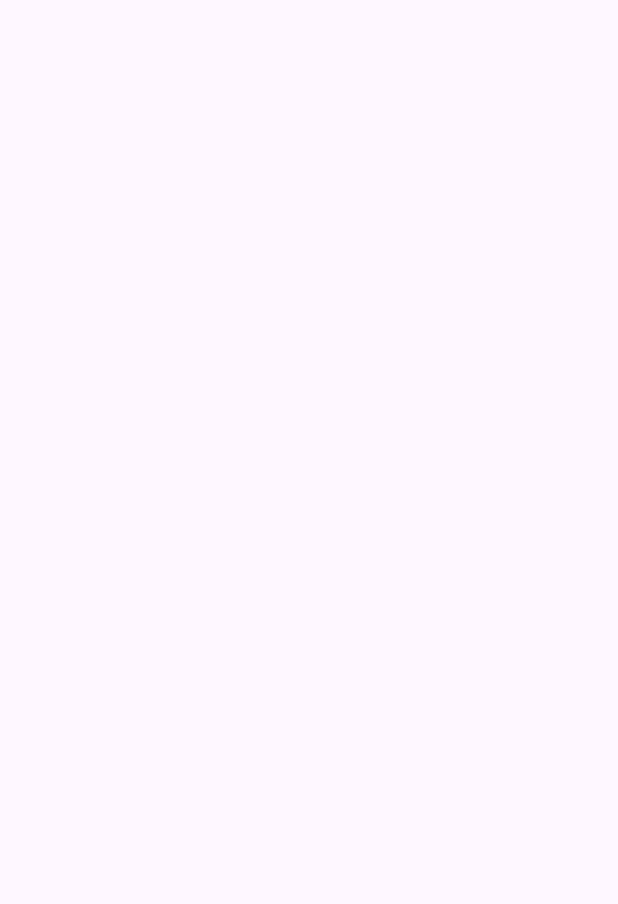
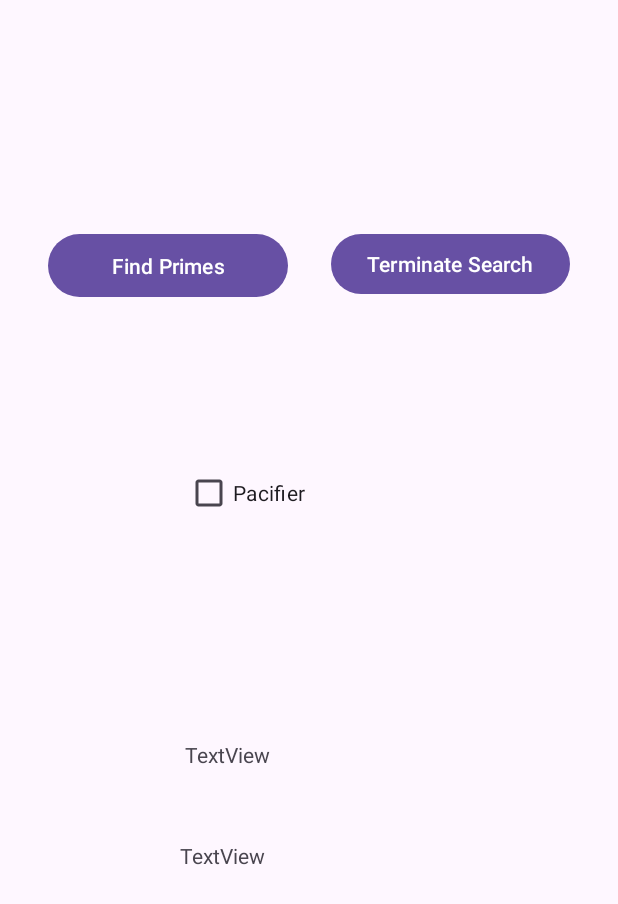
Before and after one commit to Jjjing2023/AndroidDevProject, an Android app: the PrimeDirective screen opened directly, with no data from a screen before it, on a phone screen of 412 x 824 dp. Before the commit the part shown is empty. Shown: the top 904 px of the screen. Run offline under Robolectric (Android 15) with nearby library versions, the phone set to English and light mode, and no system bars.

Commit message:
completed search and terminate buttons

```diff
--- a/app/src/main/java/edu/northeastern/numad25sum_tianjingliu/PrimeDirective.java
+++ b/app/src/main/java/edu/northeastern/numad25sum_tianjingliu/PrimeDirective.java
@@ -1,6 +1,8 @@
 package edu.northeastern.numad25sum_tianjingliu;
 
 import android.os.Bundle;
+import android.view.View;
+import android.widget.TextView;
 
 import androidx.activity.EdgeToEdge;
 import androidx.appcompat.app.AppCompatActivity;
@@ -9,16 +11,56 @@ import androidx.core.view.ViewCompat;
 import androidx.core.view.WindowInsetsCompat;
 
 public class PrimeDirective extends AppCompatActivity {
+    private TextView currentText;
+    private TextView latestText;
+    private volatile boolean isSearching = false;
+    private Thread workerThread;
 
     @Override
     protected void onCreate(Bundle savedInstanceState) {
         super.onCreate(savedInstanceState);
-        EdgeToEdge.enable(this);
+
         setContentView(R.layout.prime_directive);
-        ViewCompat.setOnApplyWindowInsetsListener(findViewById(R.id.main), (v, insets) -> {
-            Insets systemBars = insets.getInsets(WindowInsetsCompat.Type.systemBars());
-            v.setPadding(systemBars.left, systemBars.top, systemBars.right, systemBars.bottom);
-            return insets;
+        currentText = findViewById(R.id.current);
+        latestText = findViewById(R.id.latest);
+
+    }
+
+    public void findPrimesClick(View view) {
+        if (isSearching) return;
+        isSearching = true;
+
+        workerThread= new Thread(new Runnable() {
+            @Override
+            public void run() {
+                int i = 3;
+                while(isSearching){
+                    if(i%100 == 3){
+                        final int current = i;
+                        runOnUiThread(()->currentText.setText("Checking: " + current));
+                    }
+
+                    if(isPrime(i)){
+                        final int prime = i;
+
+                        runOnUiThread(()->latestText.setText("Latest Prime: "+prime));
+                    }
+                    i+=2;
+                }
+                runOnUiThread(() -> currentText.setText("Search stopped"));
+            }
         });
+        workerThread.start();
+
     }
+    public void terminateSearchClick(View view){
+        isSearching = false;
+    }
+    private boolean isPrime(int number){
+        for(int i = 2; i < number;i++){
+            if(number%i==0)return false;
+        }
+        return true;
+    }
+
 }
--- a/app/src/main/res/layout/prime_directive.xml
+++ b/app/src/main/res/layout/prime_directive.xml
@@ -7,4 +7,63 @@
     android:layout_height="match_parent"
     tools:context=".PrimeDirective">
 
+    <Button
+        android:id="@+id/findPrime"
+        android:layout_width="160dp"
+        android:layout_height="50dp"
+        android:layout_marginStart="32dp"
+        android:layout_marginTop="152dp"
+        android:onClick="findPrimesClick"
+        android:text="Find Primes"
+        app:layout_constraintEnd_toStartOf="@+id/Terminate"
+        app:layout_constraintHorizontal_bias="0.5"
+        app:layout_constraintHorizontal_chainStyle="spread_inside"
+        app:layout_constraintStart_toStartOf="parent"
+        app:layout_constraintTop_toTopOf="parent" />
+
+    <Button
+        android:id="@+id/Terminate"
+        android:layout_width="wrap_content"
+        android:layout_height="wrap_content"
+        android:layout_marginTop="152dp"
+        android:layout_marginEnd="32dp"
+        android:onClick="terminateSearchClick"
+        android:text="Terminate Search"
+        app:layout_constraintEnd_toEndOf="parent"
+        app:layout_constraintHorizontal_bias="0.5"
+        app:layout_constraintStart_toEndOf="@+id/findPrime"
+        app:layout_constraintTop_toTopOf="parent" />
+
+    <CheckBox
+        android:id="@+id/switcher"
+        android:layout_width="151dp"
+        android:layout_height="53dp"
+        android:text="Pacifier"
+        app:layout_constraintBottom_toBottomOf="parent"
+        app:layout_constraintEnd_toEndOf="parent"
+        app:layout_constraintHorizontal_bias="0.473"
+        app:layout_constraintStart_toStartOf="parent"
+        app:layout_constraintTop_toTopOf="parent"
+        app:layout_constraintVertical_bias="0.392" />
+
+    <TextView
+        android:id="@+id/current"
+        android:layout_width="110dp"
+        android:layout_height="27dp"
+        android:layout_marginBottom="40dp"
+        android:text="TextView"
+        app:layout_constraintBottom_toTopOf="@+id/latest"
+        app:layout_constraintEnd_toEndOf="parent"
+        app:layout_constraintHorizontal_bias="0.408"
+        app:layout_constraintStart_toStartOf="parent" />
+
+    <TextView
+        android:id="@+id/latest"
+        android:layout_width="111dp"
+        android:layout_height="35dp"
+        android:layout_marginStart="120dp"
+        android:layout_marginBottom="228dp"
+        android:text="TextView"
+        app:layout_constraintBottom_toBottomOf="parent"
+        app:layout_constraintStart_toStartOf="parent" />
 </androidx.constraintlayout.widget.ConstraintLayout>
```
